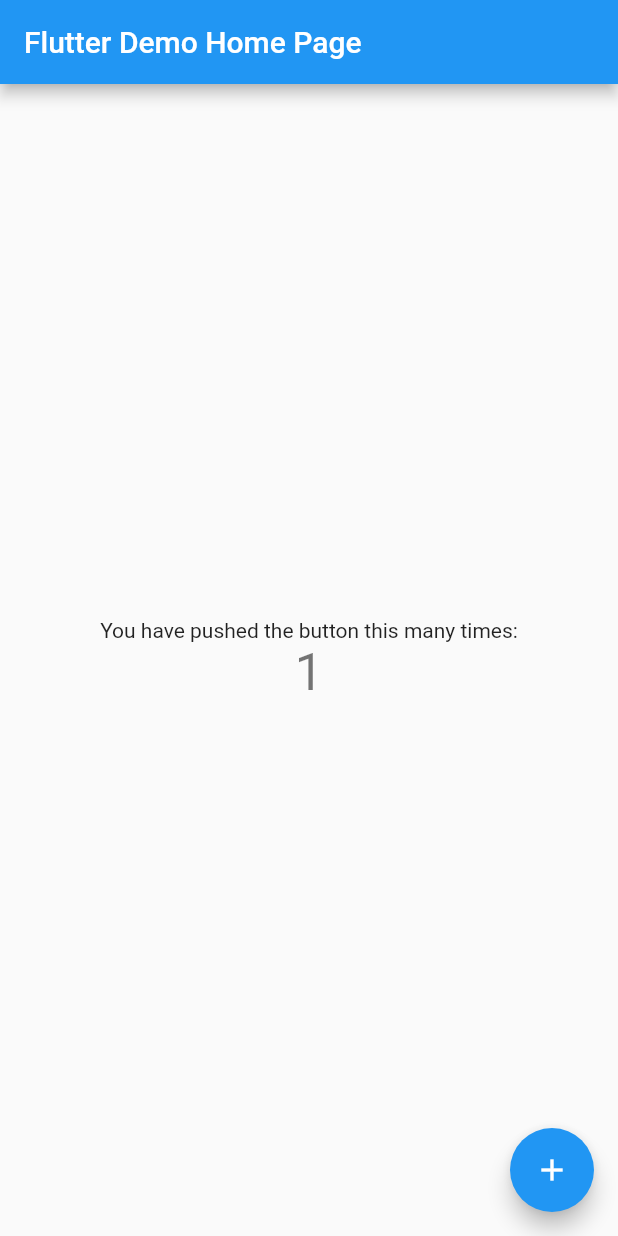
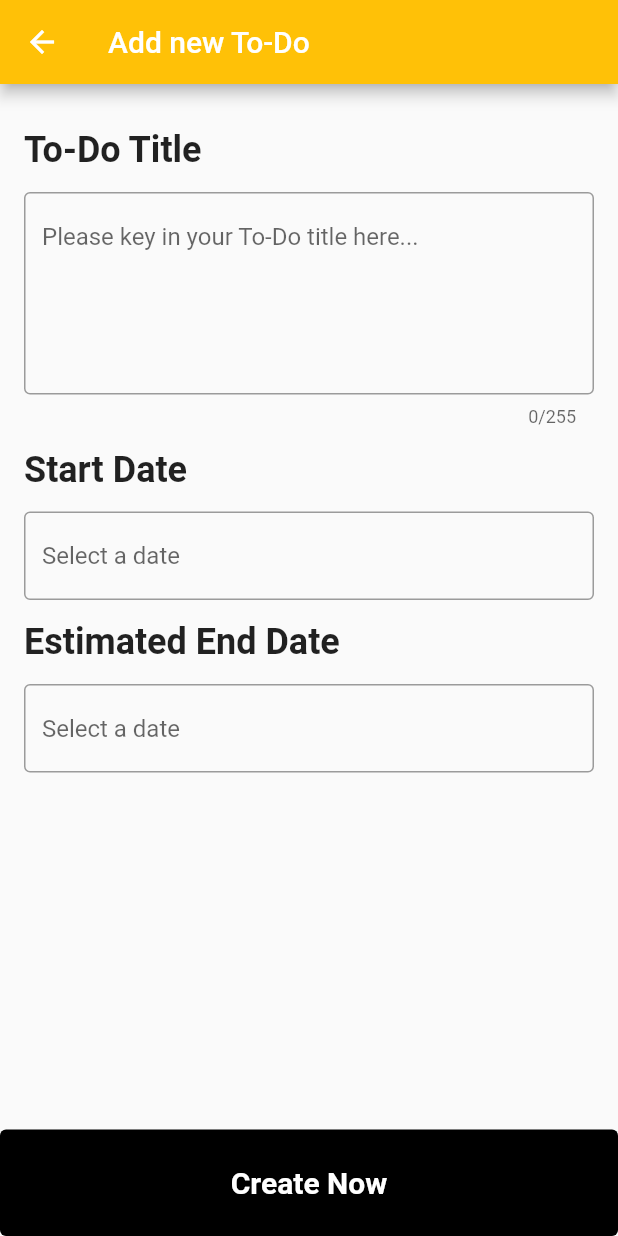
Before and after one commit to brendansiow/amazing_todo, a Flutter app: the screen it shows after launch, after a tap on the "add" icon, on a phone screen of 412 x 824 dp. Run offline on Flutter 3.47's test engine with Material 2 defaults, Android fonts, the phone set to English and light mode, and no system bars; drawn by our look-alikes of flutter_form_builder; our stand-ins replace flutter_riverpod, form_builder_validators, go_router.

Commit message:
finalize todo

```diff
--- a/lib/main.dart
+++ b/lib/main.dart
@@ -1,7 +1,15 @@
+import 'package:amazing_todo/modules/add-edit-todo/page/add_edit_todo_page.dart';
+import 'package:amazing_todo/modules/todo-list/page/todo_list_page.dart';
 import 'package:flutter/material.dart';
+import 'package:flutter_riverpod/flutter_riverpod.dart';
+import 'package:go_router/go_router.dart';
 
 void main() {
-  runApp(const MyApp());
+  runApp(
+    const ProviderScope(
+      child: MyApp(),
+    ),
+  );
 }
 
 class MyApp extends StatelessWidget {
@@ -10,106 +18,44 @@
   // This widget is the root of your application.
   @override
   Widget build(BuildContext context) {
-    return MaterialApp(
-      title: 'Flutter Demo',
+    return MaterialApp.router(
+      title: 'Amazing To-Do',
       theme: ThemeData(
-        // This is the theme of your application.
-        //
-        // Try running your application with "flutter run". You'll see the
-        // application has a blue toolbar. Then, without quitting the app, try
-        // changing the primarySwatch below to Colors.green and then invoke
-        // "hot reload" (press "r" in the console where you ran "flutter run",
-        // or simply save your changes to "hot reload" in a Flutter IDE).
-        // Notice that the counter didn't reset back to zero; the application
-        // is not restarted.
-        primarySwatch: Colors.blue,
+        primarySwatch: Colors.amber,
+        colorScheme: Theme.of(context).colorScheme.copyWith(
+              primary: Colors.amber,
+              secondary: Colors.black,
+            ),
       ),
-      home: const MyHomePage(title: 'Flutter Demo Home Page'),
+      routerConfig: _router,
     );
   }
 }
 
-class MyHomePage extends StatefulWidget {
-  const MyHomePage({super.key, required this.title});
-
-  // This widget is the home page of your application. It is stateful, meaning
-  // that it has a State object (defined below) that contains fields that affect
-  // how it looks.
-
-  // This class is the configuration for the state. It holds the values (in this
-  // case the title) provided by the parent (in this case the App widget) and
-  // used by the build method of the State. Fields in a Widget subclass are
-  // always marked "final".
-
-  final String title;
-
-  @override
-  State<MyHomePage> createState() => _MyHomePageState();
-}
-
-class _MyHomePageState extends State<MyHomePage> {
-  int _counter = 0;
-
-  void _incrementCounter() {
-    setState(() {
-      // This call to setState tells the Flutter framework that something has
-      // changed in this State, which causes it to rerun the build method below
-      // so that the display can reflect the updated values. If we changed
-      // _counter without calling setState(), then the build method would not be
-      // called again, and so nothing would appear to happen.
-      _counter++;
-    });
-  }
-
-  @override
-  Widget build(BuildContext context) {
-    // This method is rerun every time setState is called, for instance as done
-    // by the _incrementCounter method above.
-    //
-    // The Flutter framework has been optimized to make rerunning build methods
-    // fast, so that you can just rebuild anything that needs updating rather
-    // than having to individually change instances of widgets.
-    return Scaffold(
-      appBar: AppBar(
-        // Here we take the value from the MyHomePage object that was created by
-        // the App.build method, and use it to set our appbar title.
-        title: Text(widget.title),
-      ),
-      body: Center(
-        // Center is a layout widget. It takes a single child and positions it
-        // in the middle of the parent.
-        child: Column(
-          // Column is also a layout widget. It takes a list of children and
-          // arranges them vertically. By default, it sizes itself to fit its
-          // children horizontally, and tries to be as tall as its parent.
-          //
-          // Invoke "debug painting" (press "p" in the console, choose the
-          // "Toggle Debug Paint" action from the Flutter Inspector in Android
-          // Studio, or the "Toggle Debug Paint" command in Visual Studio Code)
-          // to see the wireframe for each widget.
-          //
-          // Column has various properties to control how it sizes itself and
-          // how it positions its children. Here we use mainAxisAlignment to
-          // center the children vertically; the main axis here is the vertical
-          // axis because Columns are vertical (the cross axis would be
-          // horizontal).
-          mainAxisAlignment: MainAxisAlignment.center,
-          children: <Widget>[
-            const Text(
-              'You have pushed the button this many times:',
-            ),
-            Text(
-              '$_counter',
-              style: Theme.of(context).textTheme.headlineMedium,
-            ),
-          ],
+/// The route configuration.
+final GoRouter _router = GoRouter(
+  routes: <RouteBase>[
+    GoRoute(
+      path: '/',
+      builder: (BuildContext context, GoRouterState state) {
+        return const TodoListPage();
+      },
+      routes: <RouteBase>[
+        GoRoute(
+          path: 'add-todo',
+          builder: (BuildContext context, GoRouterState state) {
+            return AddEditTodoPage();
+          },
         ),
-      ),
-      floatingActionButton: FloatingActionButton(
-        onPressed: _incrementCounter,
-        tooltip: 'Increment',
-        child: const Icon(Icons.add),
-      ), // This trailing comma makes auto-formatting nicer for build methods.
-    );
-  }
-}
+        GoRoute(
+          path: 'edit-todo/:todoId',
+          builder: (BuildContext context, GoRouterState state) {
+            return AddEditTodoPage(
+              todoId: state.params['todoId'],
+            );
+          },
+        ),
+      ],
+    ),
+  ],
+);
--- /dev/null
+++ b/lib/modules/add-edit-todo/model/edit_todo_model.dart
@@ -0,0 +1,44 @@
+import 'package:amazing_todo/modules/common/domain/todo.dart';
+import 'package:amazing_todo/modules/todo-list/model/todo_list_model.dart';
+import 'package:flutter/material.dart';
+import 'package:flutter_riverpod/flutter_riverpod.dart';
+import 'package:go_router/go_router.dart';
+import 'package:collection/collection.dart';
+
+final editTodoProvider = Provider.family<EditTodoModel, String?>(
+    (ref, todoId) => EditTodoModel(ref, todoId));
+
+class EditTodoModel {
+  EditTodoModel(this.ref, this.todoId);
+  final ProviderRef ref;
+  final String? todoId;
+
+  Todo? get todo =>
+      ref.read(todoListProvider).firstWhereOrNull((e) => e.id == todoId);
+
+  Map<String, dynamic> get initialValue {
+    if (todo != null) {
+      return {
+        'title': todo!.title,
+        'startDate': todo!.startDate,
+        'endDate': todo!.endDate,
+        'completed': todo!.completed
+      };
+    }
+    return {};
+  }
+
+  editTodo(BuildContext context, Map<String, dynamic>? formValues) {
+    if (todo != null && formValues != null) {
+      ref.read(todoListProvider.notifier).editTodo(
+          todo!.id,
+          todo?.copyWith(
+            title: formValues['title'],
+            startDate: formValues['startDate'],
+            endDate: formValues['endDate'],
+            completed: todo!.completed,
+          ));
+      context.pop();
+    }
+  }
+}
--- /dev/null
+++ b/lib/modules/add-edit-todo/page/add_edit_todo_page.dart
@@ -0,0 +1,126 @@
+import 'package:amazing_todo/modules/add-edit-todo/model/add_todo_model.dart';
+import 'package:amazing_todo/style/amazing_button_style.dart';
+import 'package:amazing_todo/style/amazing_text_style.dart';
+import 'package:flutter/material.dart';
+import 'package:flutter_form_builder/flutter_form_builder.dart';
+import 'package:form_builder_validators/form_builder_validators.dart';
+import 'package:flutter_riverpod/flutter_riverpod.dart';
+
+import '../model/edit_todo_model.dart';
+
+final autovalidateModeProvider =
+    StateProvider.autoDispose((_) => AutovalidateMode.disabled);
+
+class AddEditTodoPage extends ConsumerWidget {
+  AddEditTodoPage({super.key, this.todoId});
+  final String? todoId;
+
+  final _formKey = GlobalKey<FormBuilderState>();
+
+  bool get isEditMode => todoId != null;
+
+  _buildFieldLabel(BuildContext context, String fieldLabel) {
+    return Padding(
+      padding: const EdgeInsets.symmetric(vertical: 14),
+      child: Text(
+        fieldLabel,
+        style: Theme.of(context).textTheme.formFieldLabel,
+      ),
+    );
+  }
+
+  @override
+  Widget build(BuildContext context, WidgetRef ref) {
+    final autovalidateMode = ref.watch(autovalidateModeProvider);
+    return Scaffold(
+      appBar: AppBar(
+        title: Text(isEditMode ? 'Edit To-Do' : 'Add new To-Do'),
+      ),
+      body: FormBuilder(
+        key: _formKey,
+        autovalidateMode: autovalidateMode,
+        initialValue: ref.read(editTodoProvider(todoId)).initialValue,
+        child: Padding(
+          padding: const EdgeInsets.all(16),
+          child: Column(
+            crossAxisAlignment: CrossAxisAlignment.start,
+            children: [
+              _buildFieldLabel(context, 'To-Do Title'),
+              FormBuilderTextField(
+                name: 'title',
+                decoration: const InputDecoration(
+                  hintText: 'Please key in your To-Do title here...',
+                  border: OutlineInputBorder(),
+                ),
+                maxLength: 255,
+                maxLines: 5,
+                validator: FormBuilderValidators.required(),
+              ),
+              _buildFieldLabel(context, 'Start Date'),
+              FormBuilderDateTimePicker(
+                name: 'startDate',
+                decoration: const InputDecoration(
+                  hintText: 'Select a date',
+                  border: OutlineInputBorder(),
+                ),
+                inputType: InputType.date,
+                // initialDate: DateTime.now(),
+                // firstDate: DateTime.now(),
+                valueTransformer: (value) =>
+                    value != null ? DateUtils.dateOnly(value) : null,
+                validator: FormBuilderValidators.required(),
+              ),
+              _buildFieldLabel(context, 'Estimated End Date'),
+              FormBuilderDateTimePicker(
+                name: 'endDate',
+                decoration: const InputDecoration(
+                  hintText: 'Select a date',
+                  border: OutlineInputBorder(),
+                ),
+                inputType: InputType.date,
+                // initialDate: DateTime.now().add(const Duration(days: 1)),
+                // firstDate: DateTime.now().add(const Duration(days: 1)),
+                valueTransformer: (value) =>
+                    value != null ? DateUtils.dateOnly(value) : null,
+                validator: FormBuilderValidators.compose([
+                  FormBuilderValidators.required(),
+                  (DateTime? value) {
+                    DateTime? startDate =
+                        _formKey.currentState?.fields['startDate']?.value;
+                    if (value != null && startDate != null) {
+                      if (startDate.isAfter(value) ||
+                          startDate.isAtSameMomentAs(value)) {
+                        return 'Please ensure end date is set after start date.';
+                      }
+                    }
+                    return null;
+                  }
+                ]),
+              ),
+            ],
+          ),
+        ),
+      ),
+      bottomNavigationBar: TextButton(
+        style: Theme.of(context).textButtonTheme.bottomButton,
+        child: Text(isEditMode ? 'Update' : 'Create Now'),
+        onPressed: () {
+          ref.read(autovalidateModeProvider.notifier).state =
+              AutovalidateMode.always;
+
+          if (_formKey.currentState?.saveAndValidate() ?? false) {
+            if (isEditMode) {
+              ref
+                  .read(editTodoProvider(todoId))
+                  .editTodo(context, _formKey.currentState?.value);
+            } else {
+              ref
+                  .read(addTodoProvider)
+                  .addTodo(context, _formKey.currentState?.value);
+            }
+          }
+        },
+      ),
+    );
+  }
+}
--- /dev/null
+++ b/lib/modules/todo-list/model/todo_list_model.dart
@@ -0,0 +1,71 @@
+import 'package:amazing_todo/modules/common/domain/todo.dart';
+import 'package:flutter_riverpod/flutter_riverpod.dart';
+import 'package:uuid/uuid.dart';
+
+var uuid = const Uuid();
+
+final todoListSortedProvider = Provider<List<Todo>>((ref) {
+  final todoList = ref.watch(todoListProvider);
+  return todoList.where((todo) => !todo.completed).toList()
+    ..sort((a, b) => a.endDate.compareTo(b.endDate));
+});
+
+final completedTodoListSortedProvider = Provider<List<Todo>>((ref) {
+  final todoList = ref.watch(todoListProvider);
+  return todoList.where((todo) => todo.completed).toList()
+    ..sort((a, b) => b.endDate.compareTo(a.endDate));
+});
+
+final todoListProvider =
+    StateNotifierProvider<TodoListModel, List<Todo>>((ref) {
+  return TodoListModel(
+    [
+      //hardcoded todo for display purpose
+      Todo(
+        id: uuid.v4(),
+        title: 'Do Leetcode',
+        startDate: DateTime(2023, 3, 29),
+        endDate: DateTime(2023, 3, 31),
+        completed: false,
+      ),
+      Todo(
+        id: uuid.v4(),
+        title: 'Buy Milk',
+        startDate: DateTime(2023, 3, 16),
+        endDate: DateTime(2023, 3, 17),
+        completed: true,
+      ),
+      Todo(
+        id: uuid.v4(),
+        title: 'Do Housechores',
+        startDate: DateTime(2023, 3, 15),
+        endDate: DateTime(2023, 3, 16),
+        completed: true,
+      ),
+    ],
+  );
+});
+
+class TodoListModel extends StateNotifier<List<Todo>> {
+  TodoListModel(super.state);
+
+  addTodo(Todo todo) {
+    state = [...state, todo];
+  }
+
+  editTodo(String id, Todo todo) {
+    state = state.map((e) {
+      if (e.id == id) {
+        return todo;
+      }
+      return e;
+    }).toList();
+  }
+
+  onChecked(String id, bool value) {
+    state = [
+      for (final todo in state)
+        if (todo.id == id) todo.copyWith(completed: value) else todo,
+    ];
+  }
+}
--- /dev/null
+++ b/lib/modules/todo-list/page/todo_list_page.dart
@@ -0,0 +1,74 @@
+import 'package:amazing_todo/modules/todo-list/model/todo_list_model.dart';
+import 'package:amazing_todo/modules/todo-list/widget/todo_card.dart';
+import 'package:flutter/material.dart';
+import 'package:flutter_riverpod/flutter_riverpod.dart';
+import 'package:go_router/go_router.dart';
+
+class TodoListPage extends ConsumerWidget {
+  const TodoListPage({super.key});
+
+  @override
+  Widget build(BuildContext context, WidgetRef ref) {
+    final todos = ref.watch(todoListSortedProvider);
+    final completedTodos = ref.watch(completedTodoListSortedProvider);
+    return Scaffold(
+      appBar: AppBar(
+        title: const Text('To-Do List'),
+      ),
+      body: Column(
+        crossAxisAlignment: CrossAxisAlignment.start,
+        children: [
+          Padding(
+            padding: const EdgeInsets.only(top: 16, left: 16, right: 16),
+            child: Text(
+              'To-Do (${todos.length})',
+              style: Theme.of(context).textTheme.headlineSmall,
+            ),
+          ),
+          ListView.builder(
+            shrinkWrap: true,
+            padding: const EdgeInsets.symmetric(vertical: 24),
+            itemCount: todos.length,
+            itemBuilder: (context, index) {
+              final todo = todos[index];
+              return TodoCard(
+                todo: todo,
+                onTap: () => context.go('/edit-todo/${todo.id}'),
+                onChecked: (value) => ref
+                    .read(todoListProvider.notifier)
+                    .onChecked(todo.id, value),
+              );
+            },
+          ),
+          Padding(
+            padding: const EdgeInsets.symmetric(horizontal: 16),
+            child: Text(
+              'Completed To-Do (${completedTodos.length})',
+              style: Theme.of(context).textTheme.headlineSmall,
+            ),
+          ),
+          ListView.builder(
+            shrinkWrap: true,
+            padding: const EdgeInsets.symmetric(vertical: 24),
+            itemCount: completedTodos.length,
+            itemBuilder: (context, index) {
+              final todo = completedTodos[index];
+              return TodoCard(
+                todo: todo,
+                onTap: () => context.go('/edit-todo/${todo.id}'),
+                onChecked: (value) => ref
+                    .read(todoListProvider.notifier)
+                    .onChecked(todo.id, value),
+              );
+            },
+          ),
+        ],
+      ),
+      floatingActionButton: FloatingActionButton(
+        child: const Icon(Icons.add),
+        onPressed: () => context.go('/add-todo'),
+      ),
+      floatingActionButtonLocation: FloatingActionButtonLocation.centerFloat,
+    );
+  }
+}
--- /dev/null
+++ b/lib/modules/todo-list/widget/todo_card.dart
@@ -0,0 +1,139 @@
+import 'package:amazing_todo/modules/common/domain/todo.dart';
+import 'package:amazing_todo/style/amazing_text_style.dart';
+import 'package:flutter/material.dart';
+import 'package:intl/intl.dart';
+
+class TodoCard extends StatelessWidget {
+  const TodoCard({
+    super.key,
+    required this.todo,
+    this.onTap,
+    required this.onChecked,
+  });
+  final Todo todo;
+  final VoidCallback? onTap;
+  final ValueChanged<bool> onChecked;
+
+  _getTimeLeft() {
+    Duration timeLeft = Duration(
+        milliseconds: todo.endDate.millisecondsSinceEpoch -
+            DateTime.now().millisecondsSinceEpoch);
+    if (timeLeft.inMilliseconds.isNegative) {
+      return 'Exceeded';
+    }
+    if (timeLeft.inHours > 24) {
+      return '${timeLeft.inDays} days ${timeLeft.inHours.remainder(24)} hrs ${timeLeft.inMinutes.remainder(60)} min';
+    }
+    return '${timeLeft.inHours} hrs ${timeLeft.inMinutes.remainder(60)} min';
+  }
+
+  @override
+  Widget build(BuildContext context) {
+    return Card(
+      margin: const EdgeInsets.symmetric(horizontal: 16, vertical: 8),
+      elevation: 10,
+      shape: RoundedRectangleBorder(
+        borderRadius: BorderRadius.circular(8),
+      ),
+      child: InkWell(
+        onTap: onTap,
+        child: Column(
+          children: [
+            Padding(
+              padding: const EdgeInsets.all(16),
+              child: Column(
+                crossAxisAlignment: CrossAxisAlignment.start,
+                children: [
+                  Text(
+                    todo.title,
+                    style: Theme.of(context).textTheme.cardTitle,
+                  ),
+                  const SizedBox(height: 16),
+                  Row(
+                    mainAxisAlignment: MainAxisAlignment.spaceBetween,
+                    children: [
+                      VerticalLabelValue(
+                        label: 'Start Date',
+                        value: DateFormat('d MMMM yyyy').format(todo.startDate),
+                      ),
+                      VerticalLabelValue(
+                        label: 'End Date',
+                        value: DateFormat('d MMMM yyyy').format(todo.endDate),
+                      ),
+                      VerticalLabelValue(
+                        label: 'Time Left',
+                        value: _getTimeLeft(),
+                      ),
+                    ],
+                  ),
+                ],
+              ),
+            ),
+            Container(
+              color: const Color(0xFFE7E3D0),
+              padding: const EdgeInsets.symmetric(horizontal: 16, vertical: 8),
+              child: Row(
+                mainAxisAlignment: MainAxisAlignment.spaceBetween,
+                children: [
+                  Row(
+                    children: [
+                      const Text('Status'),
+                      const SizedBox(width: 10),
+                      Text(
+                        todo.completed ? 'Completed' : 'Incomplete',
+                        style: Theme.of(context)
+                            .textTheme
+                            .bodyMedium
+                            ?.copyWith(fontWeight: FontWeight.bold),
+                      ),
+                    ],
+                  ),
+                  Row(
+                    children: [
+                      const Text('Tick if completed'),
+                      Checkbox(
+                        value: todo.completed,
+                        onChanged: (bool? value) => onChecked(value ?? false),
+                      ),
+                    ],
+                  )
+                ],
+              ),
+            )
+          ],
+        ),
+      ),
+    );
+  }
+}
+
+class VerticalLabelValue extends StatelessWidget {
+  const VerticalLabelValue(
+      {super.key, required this.label, required this.value});
+  final String label;
+  final String value;
+
+  @override
+  Widget build(BuildContext context) {
+    return Column(
+      crossAxisAlignment: CrossAxisAlignment.start,
+      children: [
+        Text(
+          label,
+          style: Theme.of(context)
+              .textTheme
+              .bodyMedium
+              ?.copyWith(color: Colors.grey),
+        ),
+        const SizedBox(height: 8),
+        Text(
+          value,
+          style: Theme.of(context)
+              .textTheme
+              .bodyMedium
+              ?.copyWith(fontWeight: FontWeight.bold),
+        ),
+      ],
+    );
+  }
+}
```
Also changed, not shown: lib/modules/add-edit-todo/model/add_todo_model.dart (added, +30 -0 lines), lib/modules/common/domain/todo.dart (added, +31 -0 lines), lib/style/amazing_button_style.dart (added, +13 -0 lines), lib/style/amazing_text_style.dart (added, +12 -0 lines), pubspec.yaml (+7 -0 lines), pubspec.lock.
